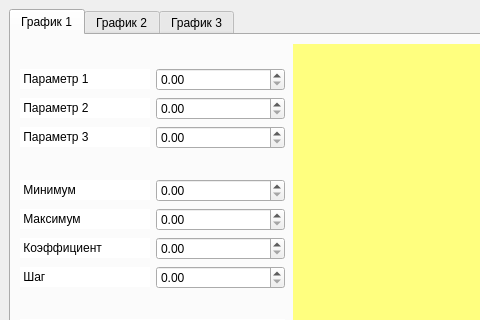
Above: graph.ui from z-shigaev/BDD_graph before the change; both pictures show x 0 to 480 and y 0 to 320 of the 1000 by 612 pixel window. Below: the same form after it.
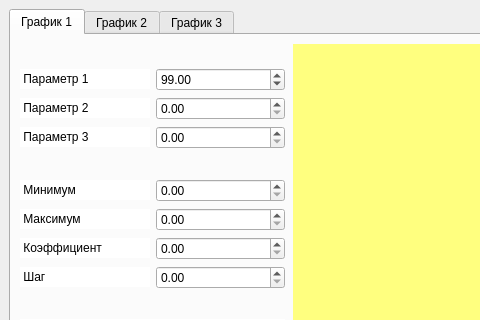
That is the form after the change.

Commit message: Создание Config-файла. Настройка сохранения и получения параметров из данного файла.

The edit to the form file:
```diff
--- a/graph.ui
+++ b/graph.ui
@@ -129,6 +129,9 @@
                     <height>30</height>
                    </size>
                   </property>
+                  <property name="value">
+                   <double>99.000000000000000</double>
+                  </property>
                  </widget>
                 </item>
                 <item row="1" column="0">
```
The commit also changes 2 other files.
